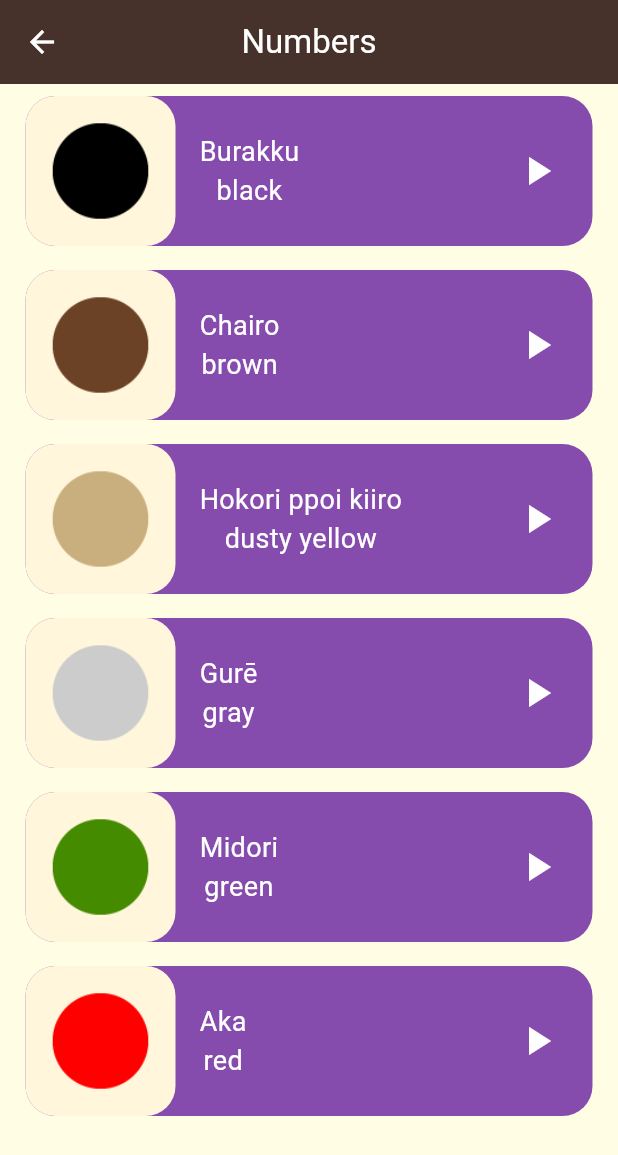
After one commit to HossamAshrafRashwan/toku_learning_language_app, a Flutter app: the screen it shows after launch, after a tap on "Colors", on a phone screen of 412 x 824 dp. The commit adds this screen. Shown: the top 1155 px of the screen. Run offline on Flutter 3.47's test engine with Material 3 defaults, Android fonts, the phone set to English and light mode, and no system bars; our stand-ins replace audioplayers.

Commit message:
Toku language app

```diff
--- /dev/null
+++ b/lib/Component/category_item.dart
@@ -0,0 +1,44 @@
+import 'package:flutter/material.dart';
+
+class Category extends StatelessWidget {
+  const Category({
+    super.key,
+    this.containerColor,
+    required this.containerTitle,
+    this.onTapCategory,
+  });
+
+  final Color? containerColor;
+  final String? containerTitle;
+  final Function()? onTapCategory;
+
+  @override
+  Widget build(BuildContext context) {
+    return Padding(
+      padding: const EdgeInsets.symmetric(
+        vertical: 10,
+        horizontal: 20,
+      ),
+      child: GestureDetector(
+        onTap: onTapCategory,
+        child: Container(
+          decoration: BoxDecoration(
+            color: containerColor,
+            borderRadius: BorderRadius.circular(8),
+          ),
+          padding: const EdgeInsets.only(left: 16),
+          alignment: Alignment.centerLeft,
+          width: double.infinity,
+          height: 65,
+          child: Text(
+            containerTitle!,
+            style: const TextStyle(
+              color: Colors.white,
+              fontSize: 18,
+            ),
+          ),
+        ),
+      ),
+    );
+  }
+}
--- /dev/null
+++ b/lib/Component/item.dart
@@ -0,0 +1,77 @@
+import 'package:audioplayers/audioplayers.dart';
+import 'package:flutter/material.dart';
+import 'package:toku_learning_language_app/model/toku_app_model.dart';
+
+class Item extends StatelessWidget {
+  const Item({super.key, required this.number, required this.itemColor});
+
+  final TokuModel number;
+  final Color itemColor;
+
+  @override
+  Widget build(BuildContext context) {
+    return Padding(
+      padding: const EdgeInsets.symmetric(horizontal: 17, vertical: 8),
+      child: Container(
+        decoration: BoxDecoration(
+          borderRadius: BorderRadius.circular(20.0),
+          color: itemColor,
+        ),
+        height: 100,
+        child: Row(
+          children: [
+            Container(
+              decoration: BoxDecoration(
+                color: const Color(0xfffff6dc),
+                borderRadius: BorderRadius.circular(20),
+              ),
+              child: Image.asset(number.image),
+            ),
+            Padding(
+              padding: const EdgeInsets.only(left: 16),
+              child: Column(
+                mainAxisAlignment: MainAxisAlignment.center,
+                children: [
+                  Text(
+                    number.jpName,
+                    style: const TextStyle(
+                      color: Colors.white,
+                      fontSize: 18,
+                    ),
+                  ),
+                  Text(
+                    number.enName,
+                    style: const TextStyle(
+                      color: Colors.white,
+                      fontSize: 18,
+                      overflow: TextOverflow.ellipsis,
+                    ),
+                  ),
+                ],
+              ),
+            ),
+            const Spacer(
+              flex: 1,
+            ),
+            Padding(
+              padding: const EdgeInsets.only(
+                right: 13,
+              ),
+              child: IconButton(
+                onPressed: () async {
+                  final player = AudioPlayer();
+                  await player.play(AssetSource(number.audioPath));
+                },
+                icon: const Icon(
+                  Icons.play_arrow,
+                  color: Colors.white,
+                  size: 32,
+                ),
+              ),
+            ),
+          ],
+        ),
+      ),
+    );
+  }
+}
--- a/lib/main.dart
+++ b/lib/main.dart
@@ -1,5 +1,5 @@
 import 'package:flutter/material.dart';
-import 'package:toku_learning_language_app/view/hom_view.dart';
+import 'package:toku_learning_language_app/view/home_view.dart';
 
 void main() {
   runApp(const TokuApp());
--- /dev/null
+++ b/lib/model/toku_app_model.dart
@@ -0,0 +1,13 @@
+class TokuModel {
+  final String image;
+  final String jpName;
+  final String enName;
+  final String audioPath;
+
+  const TokuModel({
+    required this.image,
+    required this.jpName,
+    required this.enName,
+    required this.audioPath,
+  });
+}
--- /dev/null
+++ b/lib/view/colors_view.dart
@@ -0,0 +1,77 @@
+import 'package:flutter/material.dart';
+import 'package:toku_learning_language_app/Component/item.dart';
+import 'package:toku_learning_language_app/model/toku_app_model.dart';
+
+class ColorView extends StatelessWidget {
+  const ColorView({super.key});
+
+  final List<TokuModel> numbers = const [
+    TokuModel(
+      image: 'assets/images/colors/color_black.png',
+      jpName: "Burakku",
+      enName: "black",
+      audioPath: 'sounds/colors/black.wav',
+    ),
+    TokuModel(
+      image: 'assets/images/colors/color_brown.png',
+      jpName: 'Chairo',
+      enName: 'brown',
+      audioPath: 'sounds/colors/brown.wav',
+    ),
+    TokuModel(
+      image: 'assets/images/colors/color_dusty_yellow.png',
+      jpName: 'Hokori ppoi kiiro',
+      enName: 'dusty yellow',
+      audioPath: 'sounds/colors/dusty yellow.wav',
+    ),
+    TokuModel(
+      image: 'assets/images/colors/color_gray.png',
+      jpName: 'Gurē',
+      enName: 'gray',
+      audioPath: 'sounds/colors/gray.wav',
+    ),
+    TokuModel(
+      image: 'assets/images/colors/color_green.png',
+      jpName: 'Midori',
+      enName: 'green',
+      audioPath: 'sounds/colors/green.wav',
+    ),
+    TokuModel(
+      image: 'assets/images/colors/color_red.png',
+      jpName: 'Aka',
+      enName: 'red',
+      audioPath: 'sounds/colors/red.wav',
+    ),
+  ];
+
+  @override
+  Widget build(BuildContext context) {
+    return Scaffold(
+      backgroundColor: const Color(0xfffffde4),
+      appBar: AppBar(
+        leading: IconButton(
+          onPressed: () => Navigator.pop(context),
+          icon: const Icon(
+            Icons.arrow_back,
+            color: Colors.white,
+          ),
+        ),
+        backgroundColor: const Color(0xff46322B),
+        centerTitle: true,
+        title: const Text(
+          'Numbers',
+          style: TextStyle(
+            color: Colors.white,
+          ),
+        ),
+      ),
+      body: ListView.builder(
+        itemCount: numbers.length,
+        itemBuilder: (context, index) => Item(
+          number: numbers[index],
+          itemColor: const Color(0xff854cae),
+        ),
+      ),
+    );
+  }
+}
--- /dev/null
+++ b/lib/view/home_view.dart
@@ -0,0 +1,60 @@
+import 'package:flutter/material.dart';
+import 'package:toku_learning_language_app/Component/category_item.dart';
+import 'package:toku_learning_language_app/view/colors_view.dart';
+import 'package:toku_learning_language_app/view/family_member_view.dart';
+import 'package:toku_learning_language_app/view/numbers_view.dart';
+import 'package:toku_learning_language_app/view/phrases_view.dart';
+
+class HomeView extends StatelessWidget {
+  const HomeView({super.key});
+
+  @override
+  Widget build(BuildContext context) {
+    return Column(
+      children: [
+        Category(
+          onTapCategory: () => Navigator.push(
+            context,
+            MaterialPageRoute(
+              builder: (context) {
+                return const NumberView();
+              },
+            ),
+          ),
+          containerColor: const Color(0xffef9235),
+          containerTitle: 'Numbers',
+        ),
+        Category(
+          onTapCategory: () => Navigator.push(
+            context,
+            MaterialPageRoute(
+              builder: (context) => const FamilyMemberView(),
+            ),
+          ),
+          containerColor: const Color(0xff5d8b3e),
+          containerTitle: 'Family Member',
+        ),
+        Category(
+          onTapCategory: () => Navigator.push(
+            context,
+            MaterialPageRoute(
+              builder: (context) => const ColorView(),
+            ),
+          ),
+          containerColor: const Color(0xff854cae),
+          containerTitle: 'Colors',
+        ),
+        Category(
+          onTapCategory: () => Navigator.push(
+            context,
+            MaterialPageRoute(
+              builder: (context) => const PhrasesView(),
+            ),
+          ),
+          containerColor: const Color(0xff52afd6),
+          containerTitle: 'phrases',
+        ),
+      ],
+    );
+  }
+}
--- /dev/null
+++ b/lib/view/numbers_view.dart
@@ -0,0 +1,101 @@
+import 'package:flutter/material.dart';
+import 'package:toku_learning_language_app/Component/item.dart';
+import 'package:toku_learning_language_app/model/toku_app_model.dart';
+
+class NumberView extends StatelessWidget {
+  const NumberView({super.key});
+
+  final List<TokuModel> numbers = const [
+    TokuModel(
+      image: 'assets/images/numbers/number_one.png',
+      jpName: "ICHI",
+      enName: "One",
+      audioPath: 'sounds/numbers/number_one_sound.mp3',
+    ),
+    TokuModel(
+      image: 'assets/images/numbers/number_two.png',
+      jpName: 'NI',
+      enName: 'Two',
+      audioPath: 'sounds/numbers/number_two_sound.mp3',
+    ),
+    TokuModel(
+      image: 'assets/images/numbers/number_three.png',
+      jpName: 'SAN',
+      enName: 'Three',
+      audioPath: 'sounds/numbers/number_three_sound.mp3',
+    ),
+    TokuModel(
+      image: 'assets/images/numbers/number_four.png',
+      jpName: 'SHI/YON',
+      enName: 'Four',
+      audioPath: 'sounds/numbers/number_four_sound.mp3',
+    ),
+    TokuModel(
+      image: 'assets/images/numbers/number_five.png',
+      jpName: 'GO',
+      enName: 'Five',
+      audioPath: 'sounds/numbers/number_five_sound.mp3',
+    ),
+    TokuModel(
+      image: 'assets/images/numbers/number_six.png',
+      jpName: 'ROKU',
+      enName: 'Six',
+      audioPath: 'sounds/numbers/number_six_sound.mp3',
+    ),
+    TokuModel(
+      image: 'assets/images/numbers/number_seven.png',
+      jpName: 'SHICHI/NANA',
+      enName: 'Seven',
+      audioPath: 'sounds/numbers/number_seven_sound.mp3',
+    ),
+    TokuModel(
+      image: 'assets/images/numbers/number_eight.png',
+      jpName: 'HACHI',
+      enName: 'Eight',
+      audioPath: 'sounds/numbers/number_eight_sound.mp3',
+    ),
+    TokuModel(
+      image: 'assets/images/numbers/number_nine.png',
+      jpName: 'KYŬ',
+      enName: 'Nine',
+      audioPath: 'sounds/numbers/number_nine_sound.mp3',
+    ),
+    TokuModel(
+      image: 'assets/images/numbers/number_ten.png',
+      jpName: 'JŬ',
+      enName: 'Ten',
+      audioPath: 'sounds/numbers/number_ten_sound.mp3',
+    ),
+  ];
+
+  @override
+  Widget build(BuildContext context) {
+    return Scaffold(
+      backgroundColor: const Color(0xfffffde4),
+      appBar: AppBar(
+        leading: IconButton(
+          onPressed: () => Navigator.pop(context),
+          icon: const Icon(
+            Icons.arrow_back,
+            color: Colors.white,
+          ),
+        ),
+        backgroundColor: const Color(0xff46322B),
+        centerTitle: true,
+        title: const Text(
+          'Numbers',
+          style: TextStyle(
+            color: Colors.white,
+          ),
+        ),
+      ),
+      body: ListView.builder(
+        itemCount: numbers.length,
+        itemBuilder: (context, index) => Item(
+          number: numbers[index],
+          itemColor: const Color(0xffef9235),
+        ),
+      ),
+    );
+  }
+}
```
Also changed, not shown: lib/Component/my_container.dart (deleted, +0 -38 lines), lib/Component/phrases_item.dart (added, +69 -0 lines), lib/model/phrases_model.dart (added, +11 -0 lines), lib/view/family_member_view.dart (added, +101 -0 lines), lib/view/hom_view.dart (deleted, +0 -30 lines), lib/view/phrases_view.dart (added, +81 -0 lines), pubspec.yaml (+11 -6 lines), pubspec.lock, 5 other files.
